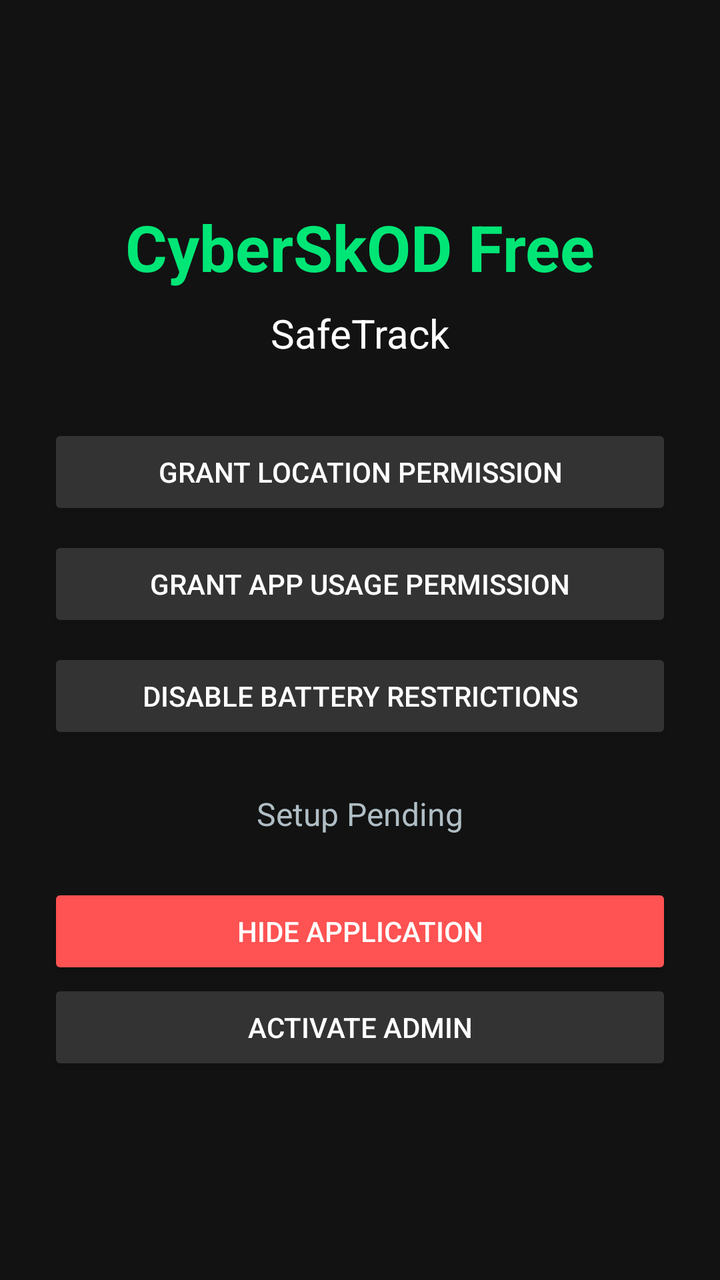
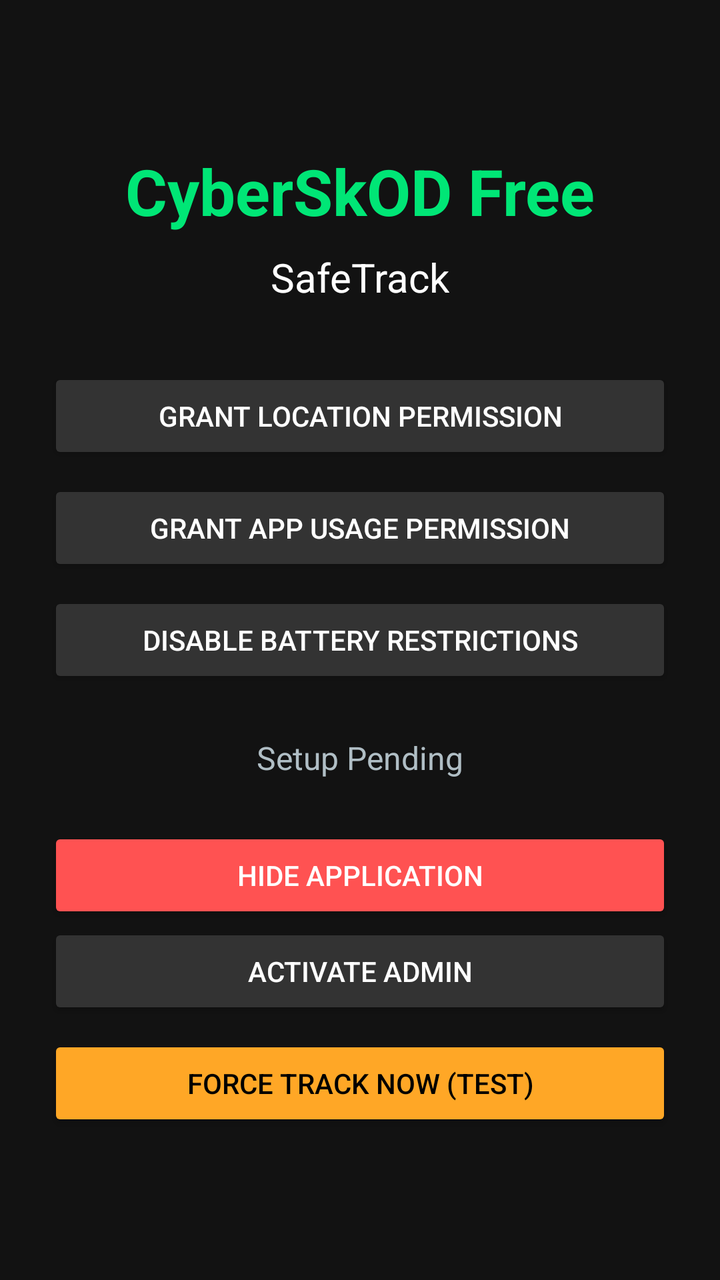

Before-and-after screenshots of an Android layout around one commit, followed by the original layout XML and the change that was made.
<!-- AndroidManifest.xml: application theme Theme.AppCompat.Light.DarkActionBar -->
<!-- res/layout/activity_main.xml -->
<?xml version="1.0" encoding="utf-8"?>
<LinearLayout xmlns:android="http://schemas.android.com/apk/res/android"
    android:layout_width="match_parent"
    android:layout_height="match_parent"
    android:orientation="vertical"
    android:gravity="center"
    android:padding="24dp"
    android:background="#121212">

    <TextView
        android:id="@+id/tvTitle"
        android:layout_width="wrap_content"
        android:layout_height="wrap_content"
        android:text="CyberSkOD Free"
        android:textColor="#00E676"
        android:textSize="32sp"
        android:textStyle="bold"
        android:layout_marginBottom="8dp" />

    <TextView
        android:layout_width="wrap_content"
        android:layout_height="wrap_content"
        android:text="SafeTrack"
        android:textColor="#FFFFFF"
        android:textSize="20sp"
        android:layout_marginBottom="32dp" />

    <Button
        android:id="@+id/btnLocationPerm"
        android:layout_width="match_parent"
        android:layout_height="wrap_content"
        android:text="Grant Location Permission"
        android:backgroundTint="#333333"
        android:textColor="#FFFFFF"
        android:layout_marginBottom="8dp" />

    <Button
        android:id="@+id/btnUsagePerm"
        android:layout_width="match_parent"
        android:layout_height="wrap_content"
        android:text="Grant App Usage Permission"
        android:backgroundTint="#333333"
        android:textColor="#FFFFFF"
        android:layout_marginBottom="8dp" />

    <Button
        android:id="@+id/btnBatteryPerm"
        android:layout_width="match_parent"
        android:layout_height="wrap_content"
        android:text="Disable Battery Restrictions"
        android:backgroundTint="#333333"
        android:textColor="#FFFFFF"
        android:layout_marginBottom="24dp" />

    <TextView
        android:id="@+id/tvStatus"
        android:layout_width="wrap_content"
        android:layout_height="wrap_content"
        android:text="Setup Pending"
        android:textColor="#B0BEC5"
        android:textSize="16sp"
        android:layout_marginBottom="24dp" />

    <Button
        android:id="@+id/btnHideApp"
        android:layout_width="match_parent"
        android:layout_height="wrap_content"
        android:text="Hide Application"
        android:backgroundTint="#FF5252"
        android:textColor="#FFFFFF" />

    <Button
        android:id="@+id/btnActivateAdmin"
        android:layout_width="match_parent"
        android:layout_height="wrap_content"
        android:text="Activate Admin"
        android:backgroundTint="#333333"
        android:textColor="#FFFFFF" />

    <Button
        android:id="@+id/btnOpenDashboard"
        android:layout_width="match_parent"
        android:layout_height="wrap_content"
        android:text="Open Dashboard"
        android:backgroundTint="#00E676"
        android:textColor="#000000"
        android:visibility="gone" />

</LinearLayout>
<!-- resources referenced by this layout -->
<resources>

</resources>

<!-- the commit's change to res/layout/activity_main.xml (unified diff, before → after) -->
@@ -86,4 +86,13 @@
         android:textColor="#000000"
         android:visibility="gone" />
 
+    <Button
+        android:id="@+id/btnForceTrack"
+        android:layout_width="match_parent"
+        android:layout_height="wrap_content"
+        android:text="Force Track Now (Test)"
+        android:backgroundTint="#FFA726"
+        android:textColor="#000000"
+        android:layout_marginTop="8dp" />
+
 </LinearLayout>
